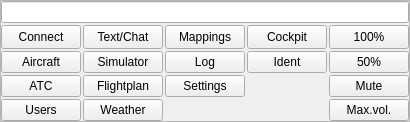
This is src/blackgui/components/mainkeypadareacomponent.ui in swift-project/pilotclient as Qt 5 draws it before an edit. The edited form follows.
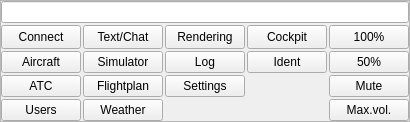
This is the edited form.

Commit message: refs #368, renamed Mapping to Rendering (as discussed in meeting)

The edit to the form file:
```diff
--- a/src/blackgui/components/mainkeypadareacomponent.ui
+++ b/src/blackgui/components/mainkeypadareacomponent.ui
@@ -377,7 +377,7 @@
          </size>
         </property>
         <property name="text">
-         <string>Mappings</string>
+         <string>Rendering</string>
         </property>
         <property name="checkable">
          <bool>true</bool>
```
The commit also changes 2 other files.
